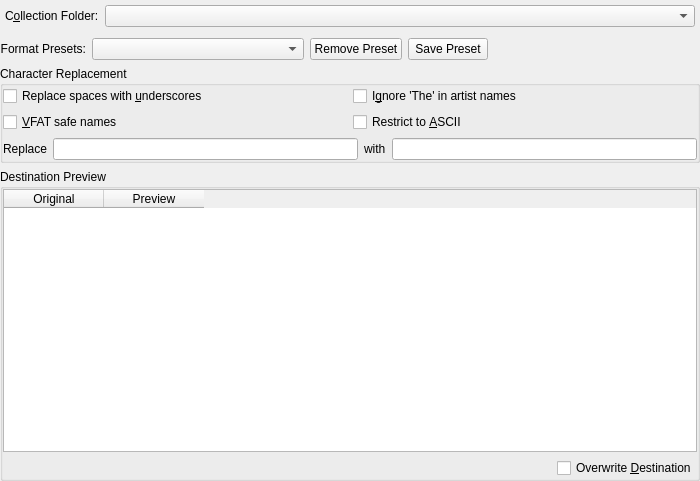
Qt form src/dialogs/OrganizeCollectionDialogBase.ui (netrunner-debian-kde-extras/amarok) before a commit.
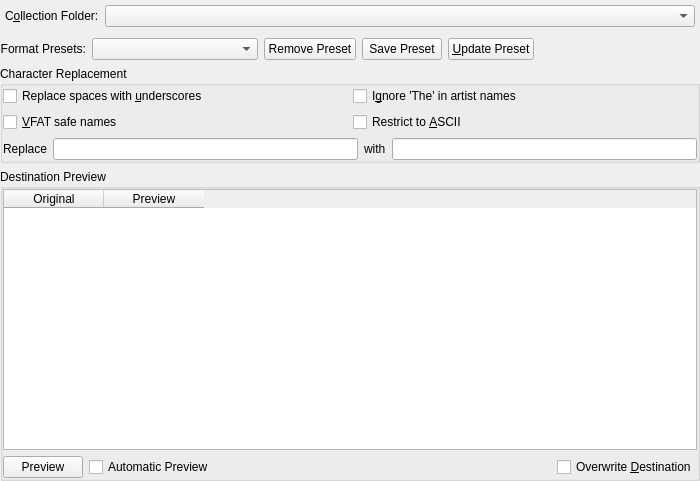
The same form after that commit. Custom widgets are drawn as their Qt base class.

Diff of the .ui file:
```diff
--- a/src/dialogs/OrganizeCollectionDialogBase.ui
+++ b/src/dialogs/OrganizeCollectionDialogBase.ui
@@ -67,7 +67,7 @@
     </layout>
    </item>
    <item>
-    <layout class="QHBoxLayout" name="horizontalLayout" stretch="0,0,0,0,0">
+    <layout class="QHBoxLayout" name="horizontalLayout" stretch="0,0,0,0,0,0">
      <property name="topMargin">
       <number>0</number>
      </property>
@@ -129,6 +129,13 @@
        </property>
       </widget>
      </item>
+     <item>
+      <widget class="QPushButton" name="updatePresetButton">
+       <property name="text">
+        <string>&amp;Update Preset</string>
+       </property>
+      </widget>
+     </item>
      <item>
       <spacer name="horizontalSpacer">
        <property name="orientation">
@@ -331,6 +338,20 @@
       </item>
       <item>
        <layout class="QHBoxLayout">
+        <item>
+         <widget class="QPushButton" name="previewButton">
+          <property name="text">
+           <string>Preview</string>
+          </property>
+         </widget>
+        </item>
+        <item>
+         <widget class="QCheckBox" name="autoPreviewCheck">
+          <property name="text">
+           <string>Automatic Preview</string>
+          </property>
+         </widget>
+        </item>
         <item>
          <spacer name="spacer2_2">
           <property name="orientation">
@@ -341,7 +362,7 @@
           </property>
           <property name="sizeHint" stdset="0">
            <size>
-            <width>347</width>
+            <width>150</width>
             <height>20</height>
            </size>
           </property>
```
